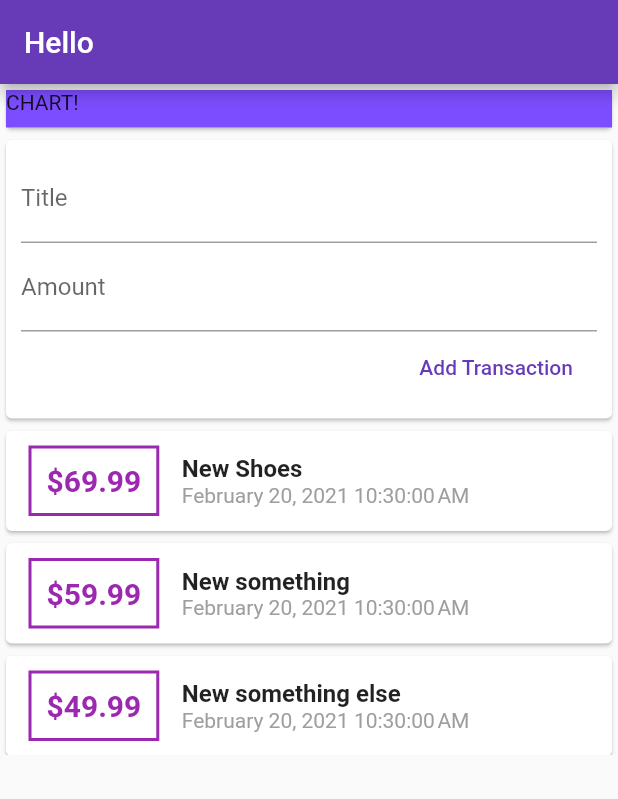
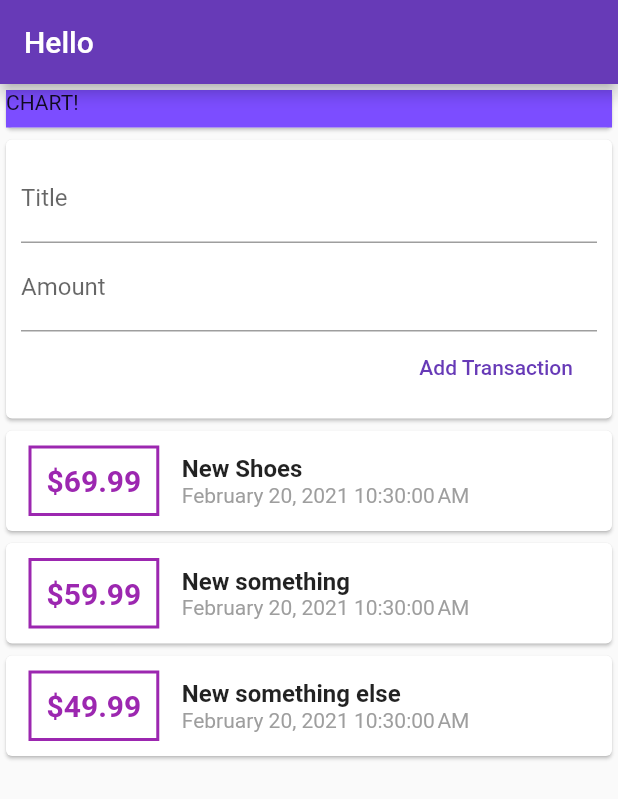
Before and after one commit to Hayley-Smith/expensetracker2, a Flutter app: the screen it shows after launch, on a phone screen of 412 x 824 dp. Shown: the top 799 px of the screen. Run offline on Flutter 3.47's test engine with Material 2 defaults, Android fonts, the phone set to English and light mode, and no system bars.

```diff
--- a/lib/widgets/new_transactions.dart
+++ b/lib/widgets/new_transactions.dart
@@ -25,6 +25,7 @@ class NewTransaction extends StatelessWidget {
             ),
             TextField(
               controller: amountController,
+              keyboardType: TextInputType.number,
               decoration: InputDecoration(labelText: 'Amount'),
               // onChanged: (value) {
               //   amountInput = value;
--- a/lib/widgets/transaction_list.dart
+++ b/lib/widgets/transaction_list.dart
@@ -10,7 +10,7 @@ class TransactionList extends StatelessWidget {
   @override
   Widget build(BuildContext context) {
     return Container(
-      height: 220,
+      height: 300,
       child: ListView.builder(
         itemBuilder: (ctx, index) {
           return  Card(
```
